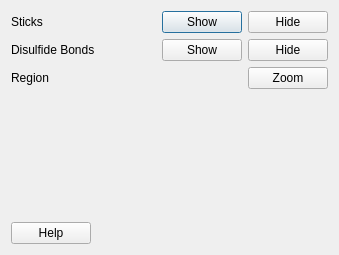
urban233/PySSA, file pyssa/gui/ui/forms/hotspots_protein_regions_view.ui: the form before one commit.
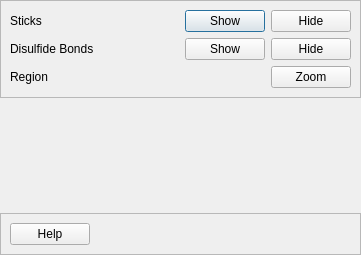
The form after the commit.

Patch:
```diff
--- a/pyssa/gui/ui/forms/hotspots_protein_regions_view.ui
+++ b/pyssa/gui/ui/forms/hotspots_protein_regions_view.ui
@@ -6,14 +6,35 @@
    <rect>
     <x>0</x>
     <y>0</y>
-    <width>339</width>
+    <width>361</width>
     <height>255</height>
    </rect>
   </property>
   <property name="windowTitle">
    <string>Dialog</string>
   </property>
-  <layout class="QVBoxLayout" name="verticalLayout">
+  <layout class="QVBoxLayout" name="verticalLayout_3">
+   <property name="leftMargin">
+    <number>0</number>
+   </property>
+   <property name="topMargin">
+    <number>0</number>
+   </property>
+   <property name="rightMargin">
+    <number>0</number>
+   </property>
+   <property name="bottomMargin">
+    <number>0</number>
+   </property>
+   <item>
+    <widget class="QFrame" name="frame">
+     <property name="frameShape">
+      <enum>QFrame::StyledPanel</enum>
+     </property>
+     <property name="frameShadow">
+      <enum>QFrame::Raised</enum>
+     </property>
+     <layout class="QVBoxLayout" name="verticalLayout_2">
    <item>
     <layout class="QHBoxLayout" name="horizontalLayout">
      <item>
@@ -121,6 +142,9 @@
      </item>
     </layout>
    </item>
+     </layout>
+    </widget>
+   </item>
    <item>
     <spacer name="verticalSpacer">
      <property name="orientation">
@@ -135,6 +159,15 @@
     </spacer>
    </item>
    <item>
+    <widget class="QFrame" name="frame_bottom">
+     <property name="frameShape">
+      <enum>QFrame::StyledPanel</enum>
+     </property>
+     <property name="frameShadow">
+      <enum>QFrame::Raised</enum>
+     </property>
+     <layout class="QVBoxLayout" name="verticalLayout">
+      <item>
     <layout class="QHBoxLayout" name="horizontalLayout_2">
      <item>
       <widget class="QPushButton" name="btn_help">
@@ -157,6 +190,9 @@
       </spacer>
      </item>
     </layout>
+      </item>
+     </layout>
+    </widget>
    </item>
   </layout>
  </widget>
```
Lines whose indentation alone changed are shown as unchanged.
